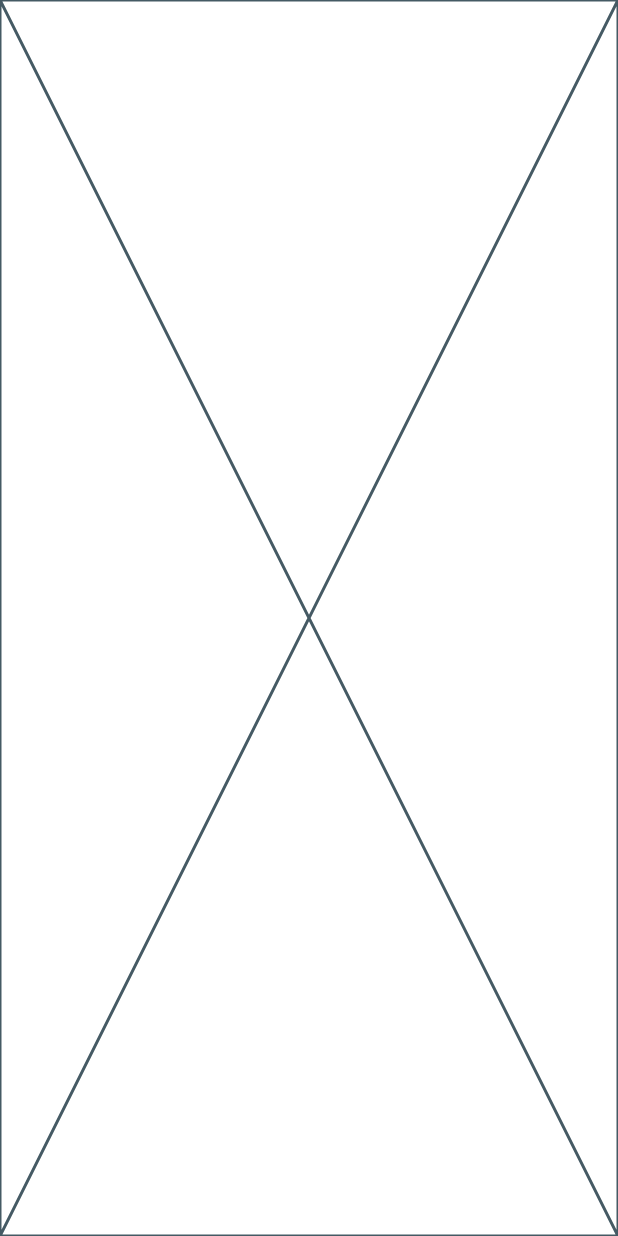
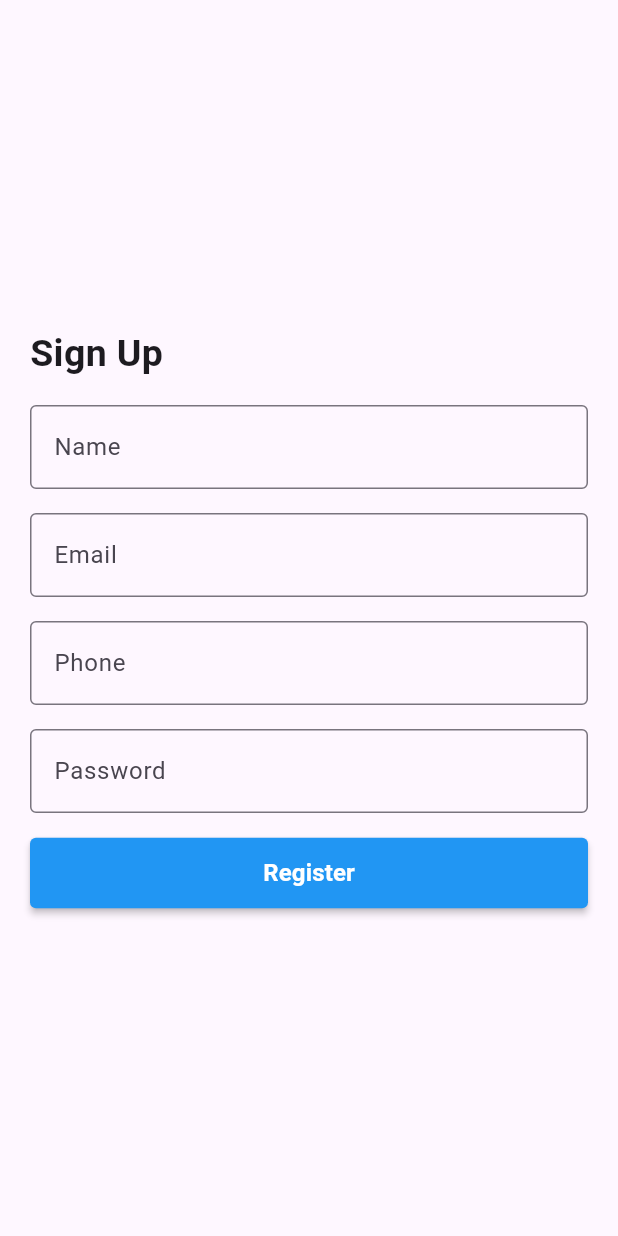
Before and after one commit to HassanElshazlyEida/flutter-ecommerce-api, a Flutter app: the screen it shows after launch, on a phone screen of 412 x 824 dp. Run offline on Flutter 3.47's test engine with Material 3 defaults, Android fonts, the phone set to English and light mode, and no system bars; our stand-ins replace flutter_bloc.

Commit message:
✨ New Feature: Register widget

```diff
--- /dev/null
+++ b/lib/Helpers/helpers.dart
@@ -0,0 +1,4 @@
+
+class Helpers {
+  static String apiUrl = 'https://student.valuxapps.com/api';
+}
--- a/lib/main.dart
+++ b/lib/main.dart
@@ -1,4 +1,5 @@
 import 'package:flutter/material.dart';
+import 'package:flutter_ecommerce/modules/screens/auth/register.dart';
 import 'package:flutter_ecommerce/modules/screens/splash/splash_screen.dart';
 
 void main() {
@@ -10,9 +11,9 @@ class MyApp extends StatelessWidget {
 
   @override
   Widget build(BuildContext context) {
-    return const MaterialApp(
+    return  MaterialApp(
       title: 'Flutter Demo',
-      home: SplashScreen()
+      home: Register()
     );
   }
 }
--- /dev/null
+++ b/lib/modules/screens/auth/auth_cubit/auth_cubit.dart
@@ -0,0 +1,36 @@
+import 'dart:convert';
+
+import 'package:flutter_bloc/flutter_bloc.dart';
+import 'package:flutter_ecommerce/Helpers/helpers.dart';
+import 'package:http/http.dart' as http;
+import 'package:flutter_ecommerce/modules/screens/auth/auth_cubit/auth_states.dart';
+
+class AuthCubit extends Cubit<AuthStates> {
+  AuthCubit() : super(AuthInitialState());
+
+  void register({required String name,required String email,required String phone , required String password}) async {
+    emit(AuthLoadingState());
+    try {
+      final response = await http.post(
+        Uri.parse('${Helpers.apiUrl}/register'),
+        body: {
+          'email': email,
+          'name': name,
+          'phone': phone,
+          'password': password,
+        },
+        headers: {
+          'lang': 'en',
+        }
+      );
+      var responseBody = jsonDecode(response.body);
+      if (responseBody['status'] == true) {
+        emit(AuthAuthenticatedState());
+      } else {
+        emit(AuthErrorState(responseBody['message']));
+      }
+    } catch (e) {
+      emit(AuthErrorState('Unknown error occur'));
+    }
+  }
+}
--- /dev/null
+++ b/lib/modules/screens/auth/auth_cubit/auth_states.dart
@@ -0,0 +1,11 @@
+abstract class AuthStates {}
+
+class AuthInitialState extends AuthStates {}
+class AuthLoadingState extends AuthStates {}
+class AuthErrorState extends AuthStates {
+  String message;
+
+  AuthErrorState(this.message);
+}
+class AuthAuthenticatedState extends AuthStates {}
+class AuthUnauthenticatedState extends AuthStates {}
--- /dev/null
+++ b/lib/modules/screens/auth/register.dart
@@ -0,0 +1,103 @@
+import 'package:flutter/material.dart';
+import 'package:flutter_bloc/flutter_bloc.dart';
+import 'package:flutter_ecommerce/modules/screens/auth/auth_cubit/auth_cubit.dart';
+import 'package:flutter_ecommerce/modules/screens/auth/auth_cubit/auth_states.dart';
+import 'package:flutter_ecommerce/modules/screens/home/home_screen.dart';
+
+class Register extends StatelessWidget {
+  Register({super.key});
+
+  final emailController = TextEditingController();
+  final nameController = TextEditingController();
+  final phoneController = TextEditingController();
+  final passwordController = TextEditingController();
+
+  final formKey = GlobalKey<FormState>();
+  @override
+  Widget build(BuildContext context) {
+    return BlocProvider(
+      create: (context) => AuthCubit(),
+      child: BlocConsumer<AuthCubit,AuthStates>(
+        listener: (context, state) {
+          if (state is AuthErrorState) {
+            showDialog(context: context, builder: (context) {
+              return AlertDialog(
+                content: Text(state.message,style: const  TextStyle(color: Colors.white)),
+                backgroundColor: Colors.red,
+                actions: [
+                  TextButton(onPressed: () {
+                    Navigator.pop(context);
+                  }, child: const Center(child:  Text('OK')))
+                ],
+              );
+            });
+          }else if (state is AuthAuthenticatedState) {
+            Navigator.pushReplacement(context, MaterialPageRoute(builder: (context) => const HomeScreen()));
+          }
+        },
+        builder: (context, state) {
+          return  Scaffold(
+            body: Padding(
+              padding: const EdgeInsets.symmetric(horizontal: 20.0),
+              child: Form(
+                key: formKey,
+                child: Column(
+                  crossAxisAlignment: CrossAxisAlignment.start,
+                  mainAxisAlignment: MainAxisAlignment.center,
+                  children: [
+                    const Text('Sign Up',style: TextStyle(fontSize: 25.0,fontWeight: FontWeight.bold),),
+                    const SizedBox(height: 16.0,),
+                    _textFieldItem(controller: nameController, label: 'Name', hint : 'Enter your name'),
+                    const SizedBox(height: 16.0,),
+                    _textFieldItem(controller: emailController, label: 'Email', hint : 'Enter your email'),
+                    const SizedBox(height: 16.0,),
+                    _textFieldItem(controller: phoneController, label: 'Phone', hint : 'Enter your phone'),
+                    const SizedBox(height: 16.0,),
+                    _textFieldItem(controller: passwordController, label: 'Password',hint  : 'Enter your password', isPassword: true),
+                    const SizedBox(height: 16.0,),
+                    MaterialButton(
+                      onPressed: (){
+                        if (formKey.currentState!.validate()) {
+                          BlocProvider.of<AuthCubit>(context).register(
+                            name: nameController.text,
+                            email: emailController.text,
+                            phone: phoneController.text,
+                            password: passwordController.text,
+                          );
+                        }
+                      },
+                      textColor: Colors.white,
+                      shape: RoundedRectangleBorder(borderRadius: BorderRadius.circular(4.0)),
+                      padding: const EdgeInsets.symmetric(vertical: 12.0),
+                      minWidth: double.infinity,
+                      color: Colors.blue,
+                      child:  Text(state is AuthLoadingState ? "Loading ...": "Register",style: const TextStyle(fontSize: 16.0,fontWeight: FontWeight.bold),),
+                    ),
+                  ],
+                ),
+              ),
+            )
+          );
+        },
+      ),
+    );
+  }
+}
+
+Widget _textFieldItem({required TextEditingController controller, required String hint, String? label, bool? isPassword}) {
+  return TextFormField(
+    controller: controller,
+    validator: (value) {
+      if (value!.isEmpty) {
+        return 'Please enter your ${label ?? hint}';
+      }
+      return null;
+    },
+    obscureText: isPassword ?? false,
+    decoration:  InputDecoration(
+      border: const OutlineInputBorder(),
+      labelText: label,
+      hintText: hint,
+    ),
+  );
+}
```
